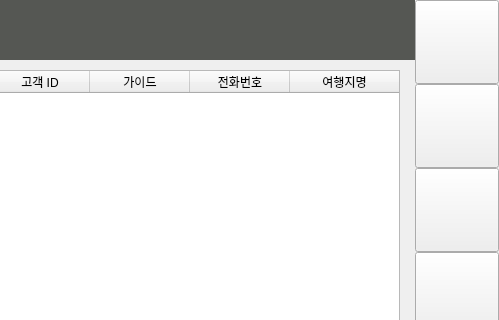
This is server/reserv.ui in a-bnb/travel as Qt 5 draws it before an edit; both pictures show x 221 to 720 and y 0 to 320 of the 720 by 420 pixel window. The edited form follows.
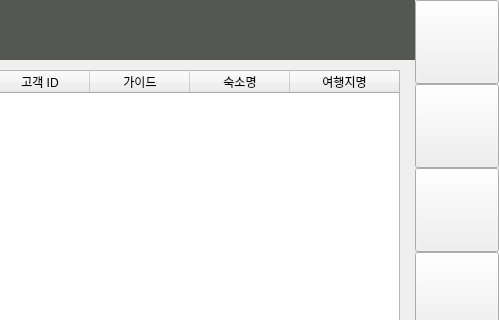
This is the edited form. Icons and pictures are not drawn.

Patch:
```diff
--- a/server/reserv.ui
+++ b/server/reserv.ui
@@ -299,7 +299,7 @@
    </column>
    <column>
     <property name="text">
-     <string>전화번호</string>
+     <string>숙소명</string>
     </property>
    </column>
    <column>
```
